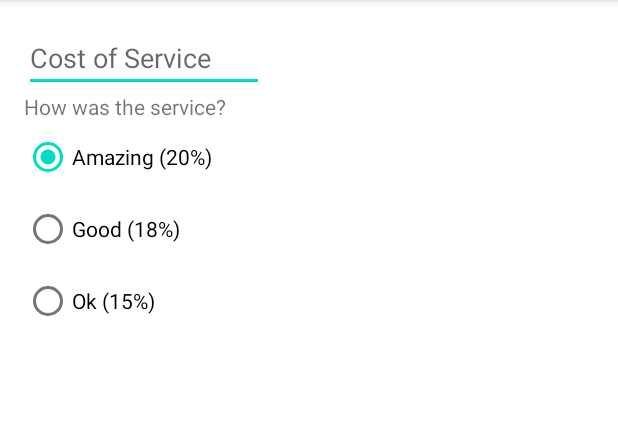
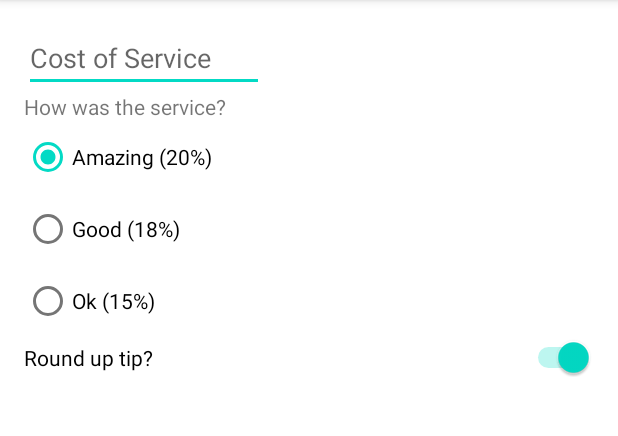
Before and after one commit to wanderlp/kotlin-tip-time, an Android app: the screen it shows after launch (MainActivity), on a phone screen of 412 x 824 dp, the part 84-520 px from its top. Run offline under Robolectric (Android 15) with nearby library versions, the phone set to English and light mode, and no system bars.

Commit message:
Se agregó un switch

```diff
--- a/app/src/main/res/layout/activity_main.xml
+++ b/app/src/main/res/layout/activity_main.xml
@@ -52,4 +52,14 @@
             android:text="Ok (15%)"/>
     </RadioGroup>
 
+    <Switch
+        android:id="@+id/round_up_switch"
+        android:layout_width="0dp"
+        android:layout_height="wrap_content"
+        android:text="Round up tip?"
+        app:layout_constraintEnd_toEndOf="parent"
+        app:layout_constraintStart_toStartOf="@id/tip_options"
+        app:layout_constraintTop_toBottomOf="@id/tip_options"
+        android:checked="true" />
+
 </androidx.constraintlayout.widget.ConstraintLayout>
```
